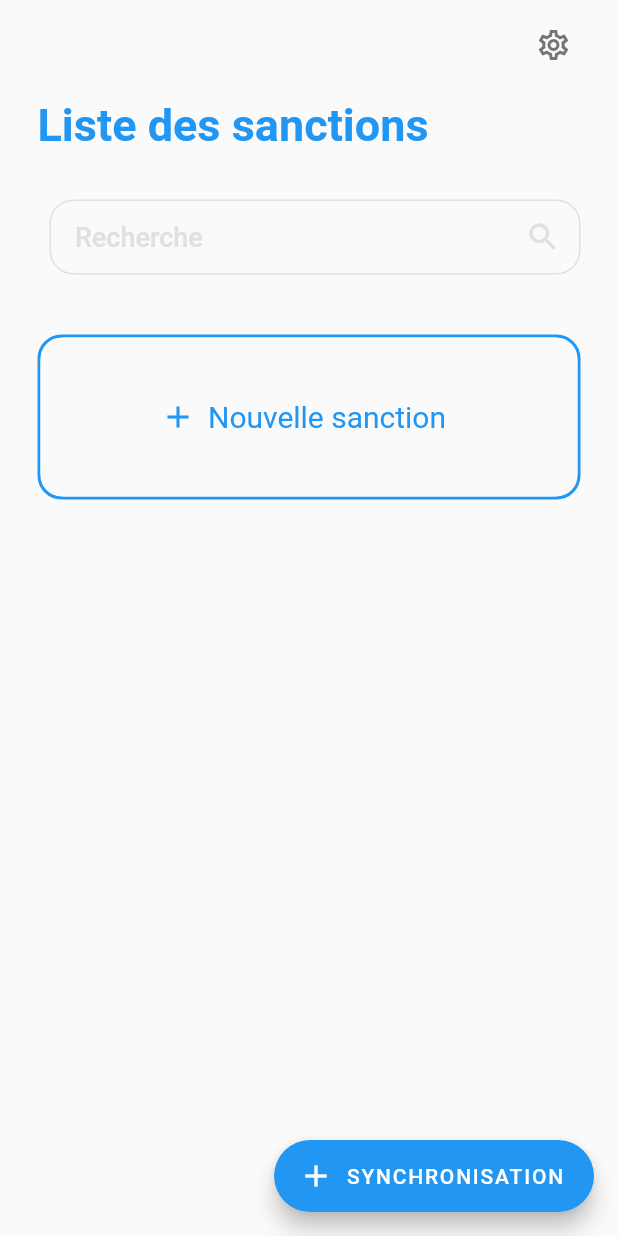
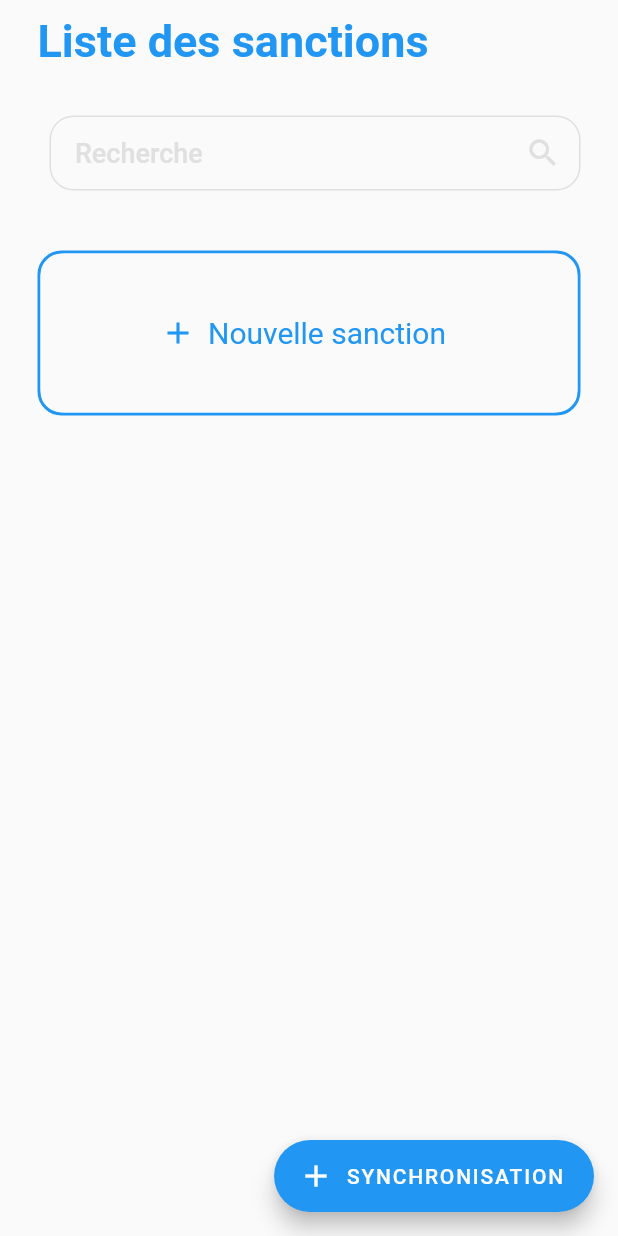
Before and after one commit to 16050/sac_mobile, a Flutter app: the MyHomePage screen opened directly, on a phone screen of 412 x 824 dp. Run offline on Flutter 3.47's test engine with Material 2 defaults, Android fonts, the phone set to English and light mode, and no system bars; our stand-ins replace camera, image_picker, location, outline_material_icons, share, shared_preferences and 1 more; missing offline and left inert: geocoder, odoo_api; accounts and stored records are empty; Roboto replaces fonts that are missing (ZillaSlab).

Commit message:
Dark theme

```diff
--- a/lib/main.dart
+++ b/lib/main.dart
@@ -81,7 +81,7 @@ enum FormType { login, register }
 
 class _LoginPageState extends State<LoginPage> {
   UserModel user;
-  ThemeData theme = appThemeLight;
+  ThemeData theme = appThemeDark;
 
   final TextEditingController _emailFilter = new TextEditingController();
   final TextEditingController _passwordFilter = new TextEditingController();
@@ -256,7 +256,7 @@ class _LoginPageState extends State<LoginPage> {
       });
     } else {
       setState(() {
-        theme = appThemeLight;
+        theme = appThemeDark;
       });
     }
   }
--- a/lib/screens/home.dart
+++ b/lib/screens/home.dart
@@ -76,7 +76,7 @@ class _MyHomePageState extends State<MyHomePage> {
           child: ListView(
             physics: BouncingScrollPhysics(),
             children: <Widget>[
-              Row(
+              /*Row(
                 mainAxisAlignment: MainAxisAlignment.end,
                 children: <Widget>[
                   GestureDetector(
@@ -101,7 +101,7 @@ class _MyHomePageState extends State<MyHomePage> {
                     ),
                   ),
                 ],
-              ),
+              ),*/
               buildHeaderWidget(context),
               buildButtonRow(),
               //buildImportantIndicatorText(),
```
